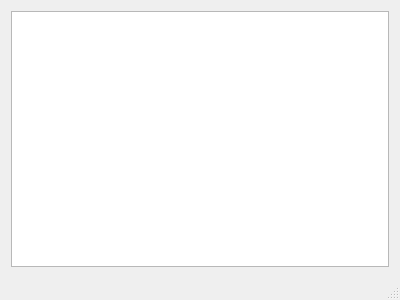
Old version of the form MainWindow.ui in the repository synapticvoid/sample-qt-model-view.
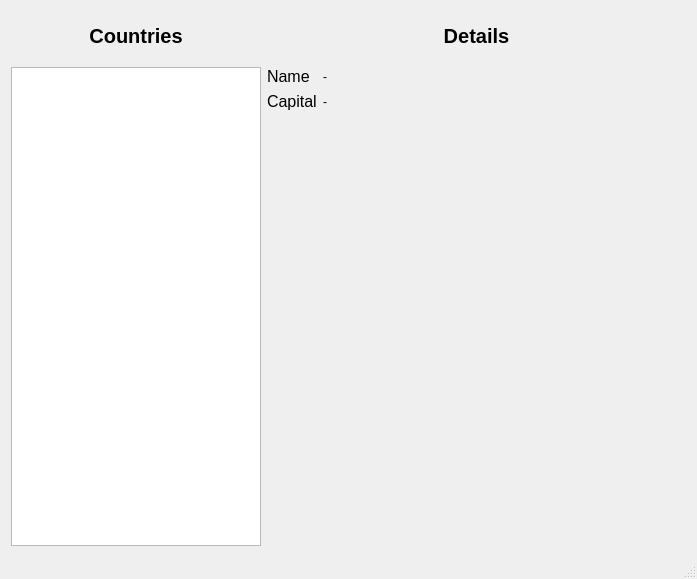
New version of the form.

Commit message:
Add details view
Close #2, Close #3

What changed in the file:
```diff
--- a/MainWindow.ui
+++ b/MainWindow.ui
@@ -6,8 +6,8 @@
    <rect>
     <x>0</x>
     <y>0</y>
-    <width>400</width>
-    <height>300</height>
+    <width>697</width>
+    <height>579</height>
    </rect>
   </property>
   <property name="windowTitle">
@@ -16,7 +16,141 @@
   <widget class="QWidget" name="centralWidget">
    <layout class="QHBoxLayout" name="horizontalLayout">
     <item>
-     <widget class="QListView" name="countryListView"/>
+     <layout class="QVBoxLayout" name="leftLayout" stretch="0,0">
+      <property name="spacing">
+       <number>6</number>
+      </property>
+      <item>
+       <widget class="QLabel" name="label_3">
+        <property name="sizePolicy">
+         <sizepolicy hsizetype="Preferred" vsizetype="Preferred">
+          <horstretch>0</horstretch>
+          <verstretch>0</verstretch>
+         </sizepolicy>
+        </property>
+        <property name="minimumSize">
+         <size>
+          <width>0</width>
+          <height>50</height>
+         </size>
+        </property>
+        <property name="maximumSize">
+         <size>
+          <width>250</width>
+          <height>16777215</height>
+         </size>
+        </property>
+        <property name="font">
+         <font>
+          <pointsize>15</pointsize>
+          <weight>75</weight>
+          <bold>true</bold>
+         </font>
+        </property>
+        <property name="text">
+         <string>Countries</string>
+        </property>
+        <property name="alignment">
+         <set>Qt::AlignCenter</set>
+        </property>
+       </widget>
+      </item>
+      <item>
+       <widget class="QListView" name="countryListView">
+        <property name="maximumSize">
+         <size>
+          <width>250</width>
+          <height>16777215</height>
+         </size>
+        </property>
+       </widget>
+      </item>
+     </layout>
+    </item>
+    <item>
+     <layout class="QVBoxLayout" name="rightLayout">
+      <item>
+       <widget class="QLabel" name="label">
+        <property name="minimumSize">
+         <size>
+          <width>0</width>
+          <height>50</height>
+         </size>
+        </property>
+        <property name="font">
+         <font>
+          <pointsize>15</pointsize>
+          <weight>75</weight>
+          <bold>true</bold>
+         </font>
+        </property>
+        <property name="text">
+         <string>Details</string>
+        </property>
+        <property name="alignment">
+         <set>Qt::AlignCenter</set>
+        </property>
+       </widget>
+      </item>
+      <item>
+       <layout class="QFormLayout" name="countryDetailsLayout">
+        <property name="leftMargin">
+         <number>0</number>
+        </property>
+        <item row="0" column="0">
+         <widget class="QLabel" name="label_4">
+          <property name="font">
+           <font>
+            <pointsize>12</pointsize>
+           </font>
+          </property>
+          <property name="text">
+           <string>Name</string>
+          </property>
+         </widget>
+        </item>
+        <item row="0" column="1">
+         <widget class="QLabel" name="countryNameLabel">
+          <property name="text">
+           <string>-</string>
+          </property>
+         </widget>
+        </item>
+        <item row="1" column="0">
+         <widget class="QLabel" name="label_2">
+          <property name="font">
+           <font>
+            <pointsize>12</pointsize>
+           </font>
+          </property>
+          <property name="text">
+           <string>Capital</string>
+          </property>
+         </widget>
+        </item>
+        <item row="1" column="1">
+         <widget class="QLabel" name="countryCapitalLabel">
+          <property name="text">
+           <string>-</string>
+          </property>
+         </widget>
+        </item>
+       </layout>
+      </item>
+      <item>
+       <spacer name="verticalSpacer">
+        <property name="orientation">
+         <enum>Qt::Vertical</enum>
+        </property>
+        <property name="sizeHint" stdset="0">
+         <size>
+          <width>20</width>
+          <height>40</height>
+         </size>
+        </property>
+       </spacer>
+      </item>
+     </layout>
     </item>
    </layout>
   </widget>
```
The commit also changes 4 other files.
